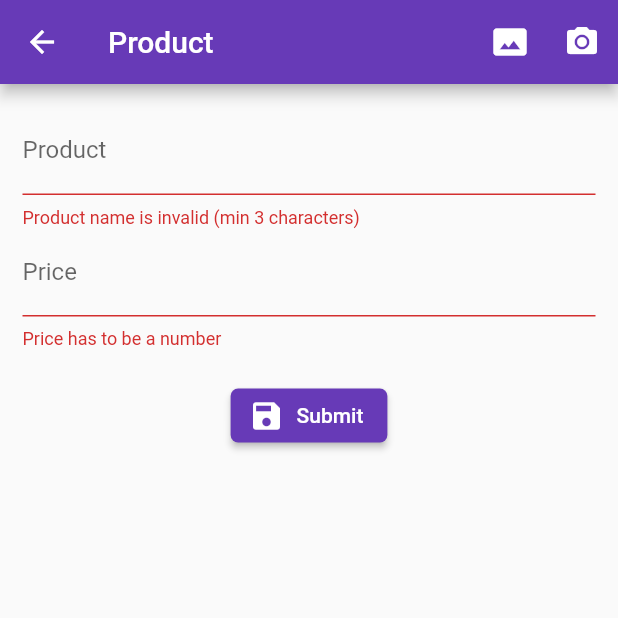
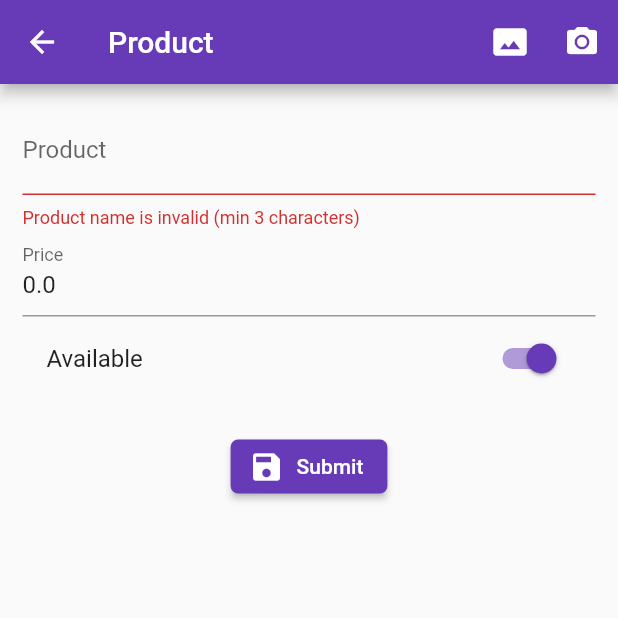
Before and after one commit to mgarciareimers/formFlutterApp, a Flutter app: the ProductPage screen opened by its route, after a tap on "Submit", on a phone screen of 412 x 824 dp, the top half of it. Run offline on Flutter 3.47's test engine with Material 2 defaults, Android fonts, the phone set to English and light mode, and no system bars; our stand-ins replace rxdart.

Commit message:
Fields matching implemented.

```diff
--- a/form_flutter_app/lib/src/pages/home_page.dart
+++ b/form_flutter_app/lib/src/pages/home_page.dart
@@ -9,7 +9,7 @@ class HomePage extends StatelessWidget {
 
     return Scaffold(
       appBar:  AppBar(
-        title: Center(child: Text('Home Page')),
+        title: Text('Home Page'),
       ),
       body: Container(),
       floatingActionButton: this._createButton(context),
--- a/form_flutter_app/lib/src/pages/product_page.dart
+++ b/form_flutter_app/lib/src/pages/product_page.dart
@@ -1,6 +1,7 @@
 import 'package:flutter/material.dart';
 
 import 'package:formflutterapp/src/commons/utils.dart' as utils;
+import 'package:formflutterapp/src/models/product_model.dart';
 
 class ProductPage extends StatefulWidget {
   @override
@@ -9,6 +10,7 @@ class ProductPage extends StatefulWidget {
 
 class _ProductPageState extends State<ProductPage> {
   final formKey = GlobalKey<FormState>();
+  ProductModel product = new ProductModel();
 
   @override
   Widget build(BuildContext context) {
@@ -29,6 +31,7 @@ class _ProductPageState extends State<ProductPage> {
               children: <Widget>[
                 this._createName(),
                 this._createPrice(),
+                this._createAvailable(),
                 SizedBox(height: 20),
                 this._createSubmitButton(),
               ],
@@ -41,21 +44,35 @@ class _ProductPageState extends State<ProductPage> {
 
   Widget _createName() {
     return TextFormField(
+      initialValue: this.product.title,
       textCapitalization: TextCapitalization.sentences,
       decoration: InputDecoration(
         labelText: 'Product',
       ),
-      validator: (value) => value.length >= 3 ? null : 'Product name is invalid (min 3 characters)'
+      validator: (value) => value.length >= 3 ? null : 'Product name is invalid (min 3 characters)',
+      onSaved: (value) => this.product.title = value,
     );
   }
 
   Widget _createPrice() {
     return TextFormField(
+      initialValue: this.product.value.toString(),
       keyboardType: TextInputType.numberWithOptions(decimal: true),
       decoration: InputDecoration(
         labelText: 'Price',
       ),
-      validator: (value) => utils.isNumber(value) ? null : 'Price has to be a number'
+      validator: (value) => utils.isNumber(value) ? null : 'Price has to be a number',
+      onSaved: (value) => this.product.value = double.parse(value),
+    );
+  }
+
+  // Method that creates the availability switch;
+  Widget _createAvailable() {
+    return SwitchListTile(
+      value: this.product.available,
+      title: Text('Available'),
+      onChanged: (bool value) => setState(() => this.product.available = value),
+      activeColor: Colors.deepPurple,
     );
   }
 
@@ -79,6 +96,11 @@ class _ProductPageState extends State<ProductPage> {
       return;
     }
 
+    this.formKey.currentState.save(); // Fires the onSaved() event of the Widgets.
+
     print('Submitting...');
+    print('Title: ${ this.product.title }');
+    print('Value: ${ this.product.value }');
+    print('Available: ${ this.product.available }');
   }
 }
```
